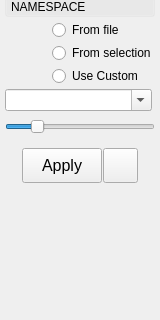
First picture: the form in src/studiolibrarymaya/resource/ui/PoseLoadWidget.ui, repository krathjen/studiolibrary, before the edit; both pictures show x 0 to 160 and y 240 to 560 of the 160 by 560 pixel window.
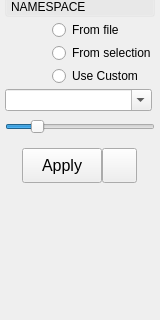
Second picture: the form after the edit. Icons and pictures are not drawn.

```diff
--- a/src/studiolibrarymaya/resource/ui/PoseLoadWidget.ui
+++ b/src/studiolibrarymaya/resource/ui/PoseLoadWidget.ui
@@ -1123,7 +1123,7 @@
       <item>
        <layout class="QHBoxLayout" name="horizontalLayout_2">
         <property name="spacing">
-         <number>1</number>
+         <number>0</number>
         </property>
         <property name="topMargin">
          <number>0</number>
```
